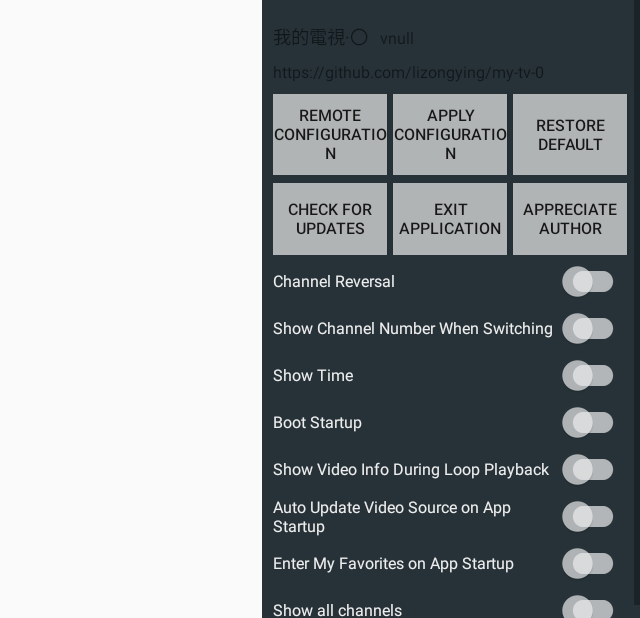
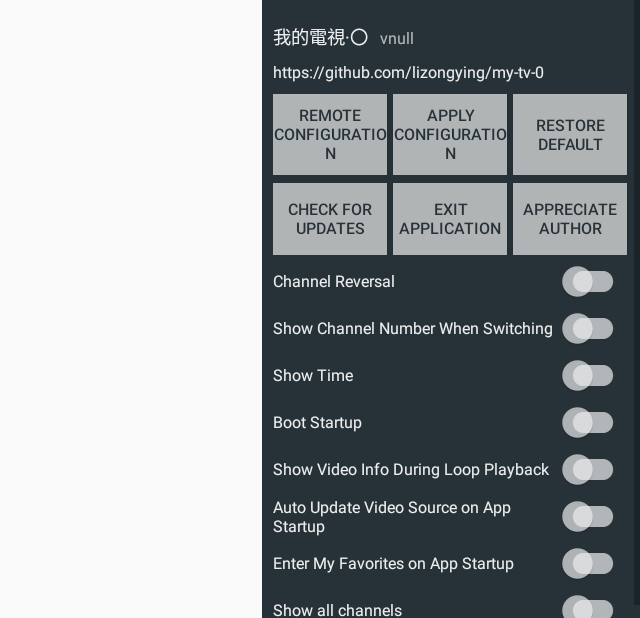
Before and after one commit to liumeng1201/myiptv, an Android app: the fragment SettingFragment placed in its activity, on a phone screen of 824 x 412 dp (held sideways). Shown: the whole screen, without its empty margins (596-1236 px from the left). Run offline under Robolectric (Android 15) with nearby library versions, the phone set to English and light mode, and no system bars; libraries missing offline, so code that uses them is left out: fi.iki.elonen, io.github.lizongying; network calls fail; pictures from the network do not load; 15 statements that could not run were skipped.

Commit message:
change font color

```diff
--- a/app/src/main/java/com/lizongying/mytv0/GroupAdapter.kt
+++ b/app/src/main/java/com/lizongying/mytv0/GroupAdapter.kt
@@ -166,7 +166,7 @@ class GroupAdapter(
                 binding.title.setTextColor(
                     ContextCompat.getColor(
                         context,
-                        R.color.description_blur
+                        R.color.title_blur
                     )
                 )
             }
--- a/app/src/main/res/drawable/ic_heart_empty.xml
+++ b/app/src/main/res/drawable/ic_heart_empty.xml
@@ -5,7 +5,7 @@
     android:viewportHeight="24.0">
 
     <path
-        android:strokeColor="#FFEEEEEE"
+        android:strokeColor="@color/title_blur"
         android:strokeWidth="1"
         android:pathData="M12,21.35l-1.45,-1.32C5.4,15.36 2,12.28 2,8.5 2,5.42 4.42,3 7.5,3c1.74,0 3.41,1.19 4.5,2.5C15.09,4.19 16.76,3 18.5,3 21.58,3 24,5.42 24,8.5c0,3.78 -3.4,6.86 -8.55,11.54L12,21.35z" />
 </vector>
--- a/app/src/main/res/drawable/ic_heart_empty_light.xml
+++ b/app/src/main/res/drawable/ic_heart_empty_light.xml
@@ -5,7 +5,7 @@
     android:viewportHeight="24.0">
 
     <path
-        android:strokeColor="#0096a6"
+        android:strokeColor="@color/focus"
         android:strokeWidth="1"
         android:pathData="M12,21.35l-1.45,-1.32C5.4,15.36 2,12.28 2,8.5 2,5.42 4.42,3 7.5,3c1.74,0 3.41,1.19 4.5,2.5C15.09,4.19 16.76,3 18.5,3 21.58,3 24,5.42 24,8.5c0,3.78 -3.4,6.86 -8.55,11.54L12,21.35z" />
 </vector>
--- a/app/src/main/res/layout/group_item.xml
+++ b/app/src/main/res/layout/group_item.xml
@@ -13,8 +13,7 @@
         android:layout_marginStart="10dp"
         android:layout_marginBottom="5dp"
         android:gravity="start"
-        android:textColor="#B3EEEEEE"
-        android:color="#FF263238"
+        android:textColor="@color/title_blur"
         android:layout_marginVertical="5dp"
         android:maxLines="1"
         android:ellipsize="end"
--- a/app/src/main/res/layout/info.xml
+++ b/app/src/main/res/layout/info.xml
@@ -42,7 +42,7 @@
                         android:layout_height="wrap_content"
                         android:layout_gravity="start"
                         android:gravity="start"
-                        android:textColor="#FFEEEEEE"
+                        android:textColor="@color/title_blur"
                         android:textSize="20sp" />
 
                     <TextView
@@ -53,7 +53,7 @@
                         android:layout_marginTop="8dp"
                         android:gravity="start"
                         android:singleLine="true"
-                        android:textColor="#B3EEEEEE"
+                        android:textColor="@color/description_blur"
                         android:textSize="14sp" />
                 </LinearLayout>
         </LinearLayout>
--- a/app/src/main/res/layout/list_item.xml
+++ b/app/src/main/res/layout/list_item.xml
@@ -6,7 +6,7 @@
     android:layout_width="match_parent"
     android:layout_height="wrap_content"
     android:layout_marginBottom="1dp"
-    android:background="#FF263238">
+    android:background="@color/blur">
 
     <ImageView
         android:id="@+id/icon"
@@ -24,7 +24,7 @@
         app:layout_constraintTop_toTopOf="parent"
         app:layout_constraintBottom_toBottomOf="parent"
         android:layout_marginStart="5dp"
-        android:textColor="#FFEEEEEE"
+        android:textColor="@color/title_blur"
         tools:text="CCTV1"
         android:maxLines="1"
         android:ellipsize="end"
@@ -52,6 +52,6 @@
         app:layout_constraintTop_toBottomOf="@id/title"
         android:visibility="gone"
         android:text=""
-        android:textColor="#B3EEEEEE"
+        android:textColor="@color/description_blur"
         android:textSize="14sp" />
 </androidx.constraintlayout.widget.ConstraintLayout>
--- a/app/src/main/res/layout/menu.xml
+++ b/app/src/main/res/layout/menu.xml
@@ -13,7 +13,7 @@
             android:layout_height="match_parent"
             android:layout_marginEnd="2dp"
             android:padding="10dp"
-            android:background="#FF263238">
+            android:background="@color/blur">
         </androidx.recyclerview.widget.RecyclerView>
         <androidx.recyclerview.widget.RecyclerView
             android:id="@+id/list"
--- a/app/src/main/res/layout/setting.xml
+++ b/app/src/main/res/layout/setting.xml
@@ -33,6 +33,7 @@
                 android:id="@+id/name"
                 android:layout_width="wrap_content"
                 android:layout_height="wrap_content"
+                android:textColor="@color/title_blur"
                 android:text="@string/app_name"
                 android:textSize="16sp"
                 android:layout_gravity="bottom" />
@@ -40,6 +41,7 @@
                 android:id="@+id/version_name"
                 android:layout_width="wrap_content"
                 android:layout_height="wrap_content"
+                android:textColor="@color/description_blur"
                 android:text=""
                 android:textSize="14sp"
                 android:layout_gravity="bottom"
@@ -52,6 +54,7 @@
             android:layout_height="wrap_content"
             android:layout_marginTop="10dp"
             android:layout_marginBottom="10dp"
+            android:textColor="@color/title_blur"
             android:text=""
             android:textSize="14sp"
             />
@@ -66,6 +69,7 @@
                 android:layout_width="100dp"
                 android:layout_height="wrap_content"
                 android:background="@color/description_blur"
+                android:textColor="@color/blur"
                 android:layout_marginEnd="5dp"
                 android:textSize="14sp"
                 android:text="@string/server" />
@@ -74,6 +78,7 @@
                 android:layout_width="100dp"
                 android:layout_height="wrap_content"
                 android:background="@color/description_blur"
+                android:textColor="@color/blur"
                 android:layout_marginEnd="5dp"
                 android:textSize="14sp"
                 android:text="@string/channels" />
@@ -82,6 +87,7 @@
                 android:layout_width="100dp"
                 android:layout_height="wrap_content"
                 android:background="@color/description_blur"
+                android:textColor="@color/blur"
                 android:layout_marginEnd="5dp"
                 android:text="@string/clear"
                 android:textSize="14sp"
@@ -98,6 +104,7 @@
                 android:layout_width="100dp"
                 android:layout_height="wrap_content"
                 android:background="@color/description_blur"
+                android:textColor="@color/blur"
                 android:layout_marginEnd="5dp"
                 android:textSize="14sp"
                 android:text="@string/check_version"
@@ -107,6 +114,7 @@
                 android:layout_width="100dp"
                 android:layout_height="wrap_content"
                 android:background="@color/description_blur"
+                android:textColor="@color/blur"
                 android:layout_marginEnd="5dp"
                 android:text="@string/exit"
                 android:textSize="14sp"
@@ -116,6 +124,7 @@
                 android:layout_width="100dp"
                 android:layout_height="wrap_content"
                 android:background="@color/description_blur"
+                android:textColor="@color/blur"
                 android:layout_marginEnd="5dp"
                 android:text="@string/appreciate"
                 android:textSize="14sp"
--- a/app/src/main/res/values/colors.xml
+++ b/app/src/main/res/values/colors.xml
@@ -1,14 +1,12 @@
 <resources>
-    <color name="focus">#0096a6</color>
-    <color name="search_opaque">#ffaa3f</color>
+    <color name="focus">#0096A6</color>
     <color name="black">#000</color>
     <color name="white">#FFF</color>
     <color name="blur">#FF263238</color>
-    <color name="text_focus">#D82042</color>
     <color name="title_blur">#FFEEEEEE</color>
     <color name="description_blur">#B3EEEEEE</color>
-    <color name="track_checked_color">#400096a6</color>
+    <color name="track_checked_color">#400096A6</color>
     <color name="track_unchecked_color">#B3EEEEEE</color>
-    <color name="thumb_checked_color">#0096a6</color>
+    <color name="thumb_checked_color">#0096A6</color>
     <color name="thumb_unchecked_color">#B3EEEEEE</color>
 </resources>
```
Also changed, not shown: app/src/main/java/com/lizongying/mytv0/SettingFragment.kt (+13 -0 lines), app/src/main/res/drawable/sad_cloud.xml (+4 -4 lines), 3 other files.
